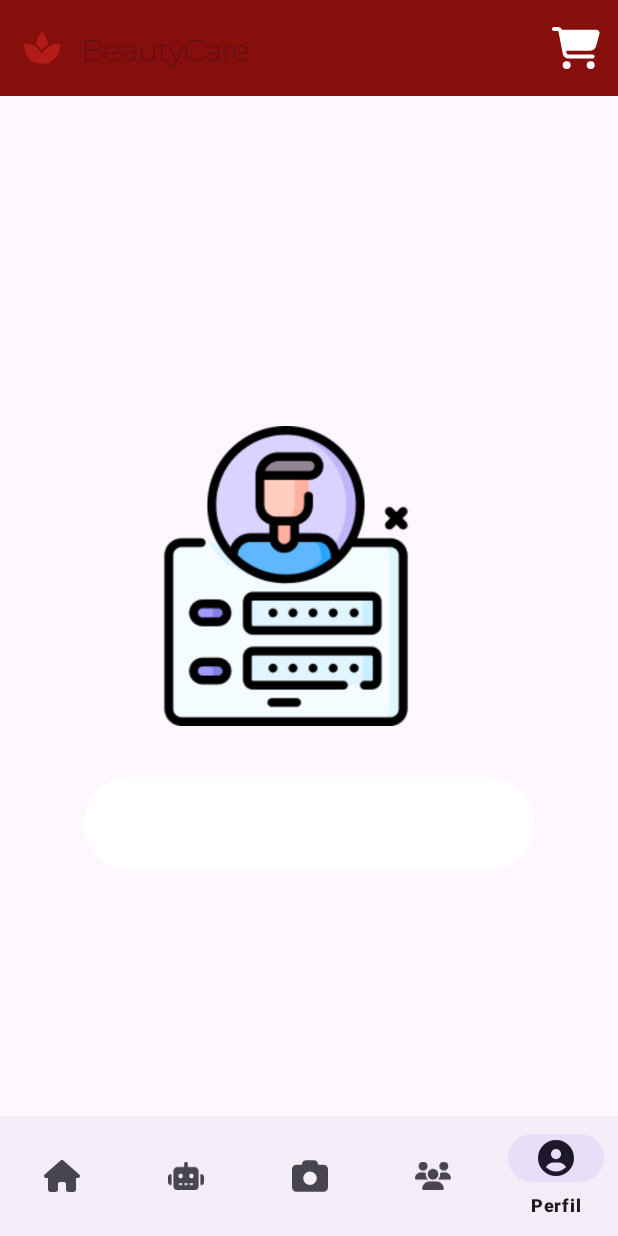
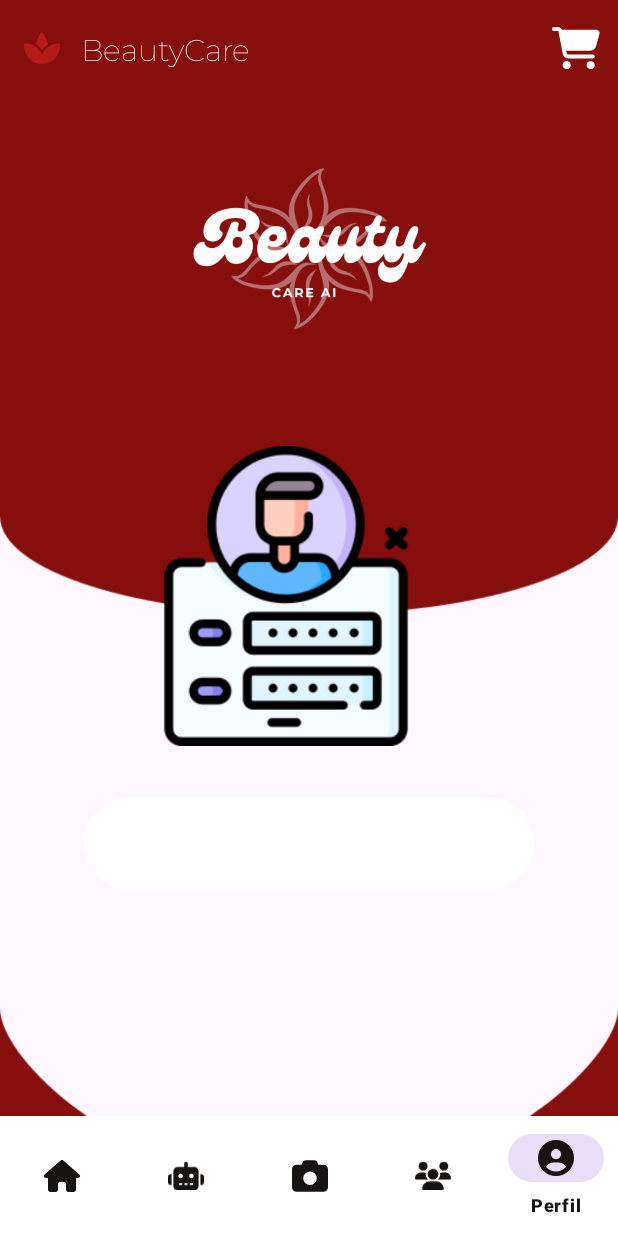
Before and after one commit to Jonatan1014/BeautyCare, an Android app: the Index screen opened directly, with no data from a screen before it, item 5 of the bottom bar chosen, on a phone screen of 412 x 824 dp. Run offline under Robolectric (Android 15) with nearby library versions, the phone set to English and light mode, and no system bars.

```diff
--- a/app/src/main/java/com/example/beautycare/Index.java
+++ b/app/src/main/java/com/example/beautycare/Index.java
@@ -26,6 +26,12 @@ public class Index extends AppCompatActivity {
     protected void onCreate(Bundle savedInstanceState) {
         super.onCreate(savedInstanceState);
         setContentView(R.layout.activity_index);
+
+        // para vista completa
+        getWindow().setFlags(WindowManager.LayoutParams.FLAG_FULLSCREEN, WindowManager.LayoutParams.FLAG_FULLSCREEN);
+        // para ocultar botones de navegacion
+        getWindow().getDecorView().setSystemUiVisibility(View.SYSTEM_UI_FLAG_HIDE_NAVIGATION | View.SYSTEM_UI_FLAG_FULLSCREEN | View.SYSTEM_UI_FLAG_IMMERSIVE_STICKY);
+
 
         toolbar = findViewById(R.id.toolbar);
         setSupportActionBar(toolbar);
--- a/app/src/main/java/com/example/beautycare/ProductosFragment.java
+++ b/app/src/main/java/com/example/beautycare/ProductosFragment.java
@@ -23,11 +23,11 @@ public class ProductosFragment extends Fragment {
         binding = FragmentProductosBinding.inflate(inflater, container, false);
         View view = binding.getRoot();
 
-        int[] imageList = {R.drawable.carga, R.drawable.login, R.drawable.lotounscreen, R.drawable.loginimg, R.drawable.signimg, R.drawable.carga, R.drawable.signimg};
-        int[] ingredientList = {R.string.pastaIngredients, R.string.maggiIngredients,R.string.cakeIngredients,R.string.pancakeIngredients,R.string.pizzaIngredients, R.string.burgerIngredients, R.string.friesIngredients};
-        int[] descList = {R.string.pastaDesc, R.string.maggieDesc, R.string.cakeDesc,R.string.pancakeDesc,R.string.pizzaDesc, R.string.burgerDesc, R.string.friesDesc};
-        String[] nameList = {"Pasta", "Maggi", "Cake", "Pancake", "Pizza","Burgers", "Fries"};
-        String[] precioList = {"30", "2", "45","10", "60", "45", "30"};
+        int[] imageList = {R.drawable.gel1, R.drawable.gel2, R.drawable.cremacabello1, R.drawable.cremacabello2, R.drawable.botellabarberia, R.drawable.botelladescuento, R.drawable.comboshampo, R.drawable.esmalte1,R.drawable.esmalte2 };
+        int[] ingredientList = {R.string.pastaIngredients, R.string.maggiIngredients,R.string.cakeIngredients,R.string.pancakeIngredients,R.string.pizzaIngredients, R.string.burgerIngredients, R.string.friesIngredients,R.string.burgerIngredients, R.string.friesIngredients};
+        int[] descList = {R.string.pastaDesc, R.string.maggieDesc, R.string.cakeDesc,R.string.pancakeDesc,R.string.pizzaDesc, R.string.burgerDesc, R.string.friesDesc,R.string.burgerDesc, R.string.friesDesc};
+        String[] nameList = {"Gel Ego", "Gel Moco", "Crema Sedal", "Crema Pantene", "Botella De Barberia","Combo Especial", "Combo Capilar", "Esmalte Masglo Rosa", "Esmalte Gris"};
+        String[] precioList = {"30.000", "25.000", "26.000", "45.000","10.000",  "60.000", "45.000", "30.000", "102.000"};
 
         for (int i = 0; i < imageList.length; i++) {
             listDataItems = new ListDataItems(nameList[i], precioList[i], ingredientList[i], descList[i], imageList[i]);
--- a/app/src/main/res/layout/activity_index.xml
+++ b/app/src/main/res/layout/activity_index.xml
@@ -21,6 +21,7 @@
         android:id="@+id/bottomNavigationView"
         app:layout_constraintBottom_toBottomOf="parent"
         app:layout_constraintEnd_toEndOf="parent"
+        style="@style/BottomNavigation"
         app:layout_constraintStart_toStartOf="parent"
         app:menu="@menu/bottom_navigation"/>
     <androidx.appcompat.widget.Toolbar
--- a/app/src/main/res/layout/fragment_perfil.xml
+++ b/app/src/main/res/layout/fragment_perfil.xml
@@ -1,21 +1,30 @@
 <?xml version="1.0" encoding="utf-8"?>
 <FrameLayout xmlns:android="http://schemas.android.com/apk/res/android"
+    xmlns:app="http://schemas.android.com/apk/res-auto"
     xmlns:tools="http://schemas.android.com/tools"
     android:layout_width="match_parent"
     android:layout_height="match_parent"
     android:orientation="vertical"
+    android:background="@drawable/imagenperfil"
     tools:context=".PerfilFragment">
 
     <!-- TODO: Update blank fragment layout -->
     <LinearLayout
         android:layout_width="match_parent"
         android:layout_height="wrap_content"
+        android:gravity="center"
         android:orientation="vertical">
+
+        <ImageView
+            android:id="@+id/imageView4"
+            android:layout_width="300dp"
+            android:layout_height="203dp"
+            android:src="@drawable/carga" />
 
         <LinearLayout
             android:layout_width="match_parent"
             android:layout_height="wrap_content"
-            android:layout_marginTop="200dp"
+            android:layout_marginTop="10dp"
             android:orientation="vertical"
             android:padding="20dp">
 
--- a/app/src/main/res/layout/fragment_productos.xml
+++ b/app/src/main/res/layout/fragment_productos.xml
@@ -16,4 +16,5 @@
         android:divider="@android:color/transparent"
         android:dividerHeight="10.0sp"/>
 
+
 </FrameLayout>
--- a/app/src/main/res/layout/list_item.xml
+++ b/app/src/main/res/layout/list_item.xml
@@ -20,7 +20,8 @@
             android:layout_width="match_parent"
             android:layout_height="200dp"
             android:src="@drawable/login"
-            android:scaleType="centerCrop"
+            android:scaleType="fitCenter"
+
             app:shapeAppearanceOverlay="@style/roundedImageViewRounded" />
 
         <TextView
--- a/app/src/main/res/values-night/themes.xml
+++ b/app/src/main/res/values-night/themes.xml
@@ -4,6 +4,13 @@
         <!-- Customize your dark theme here. -->
         <!-- <item name="colorPrimary">@color/my_dark_primary</item> -->
 
+    </style>
+
+    <style name="BottomNavigation">
+        <item name="android:background">@color/dark_dark</item>
+        <item name="itemIconTint">@color/white</item>
+        <item name="itemTextColor">@color/white</item>
+        <item name="fontFamily">@font/montserrat</item>
     </style>
 
     <style name="mainstyle">
--- a/app/src/main/res/values/colors.xml
+++ b/app/src/main/res/values/colors.xml
@@ -8,7 +8,7 @@
     <color name="dark_sesion">#1e1e1e</color>
     <color name="mainlight">#FFFFFFFF</color>
     <color name="maindark">#FF000000</color>
-    <color name="entra_sesion_">#fef7ff</color>
+    <color name="entra_sesion_">#FFD7E3</color>
 
 
 </resources>
--- a/app/src/main/res/values/style.xml
+++ b/app/src/main/res/values/style.xml
@@ -3,6 +3,8 @@
 
     <style name="ToolbarTextStyle" parent="TextAppearance.Widget.AppCompat.Toolbar.Title">
         <item name="android:fontFamily">@font/montserrat</item>
+        <item name="android:textColor">@color/white</item>
+
     </style>
 
     <style name="TabLayaoutTextStyle" parent="TextAppearance.Widget.AppCompat.Toolbar.Title">
--- a/app/src/main/res/values/themes.xml
+++ b/app/src/main/res/values/themes.xml
@@ -8,9 +8,10 @@
     <style name="Theme.BeautyCare" parent="Base.Theme.BeautyCare" />
 
     <style name="BottomNavigation">
-        <item name="android:background">@color/red_dark</item>
-        <item name="itemIconTint">@color/white</item>
-        <item name="itemTextColor">@color/black</item>
+        <item name="android:background">@color/white</item>
+        <item name="itemIconTint">@color/dark_dark</item>
+        <item name="itemTextColor">@color/dark_dark</item>
+        <item name="fontFamily">@font/montserrat</item>
     </style>
 
     <style name="mainstyle">
@@ -32,4 +33,6 @@
         <item name="fontFamily">@font/montserrat</item>
     </style>
 
+
+
 </resources>
```
Also changed, not shown: app/src/main/res/drawable/botellabarberia.png (added), app/src/main/res/drawable/botelladescuento.png (added), app/src/main/res/drawable/comboshampo.png (added), app/src/main/res/drawable/cremacabello1.png (added), app/src/main/res/drawable/cremacabello2.png (added), app/src/main/res/drawable/esmalte1.png (added), app/src/main/res/drawable/esmalte2.png (added), app/src/main/res/drawable/gel1.png (added), app/src/main/res/drawable/gel2.png (added), app/src/main/res/drawable/imagenperfil.png (added).
